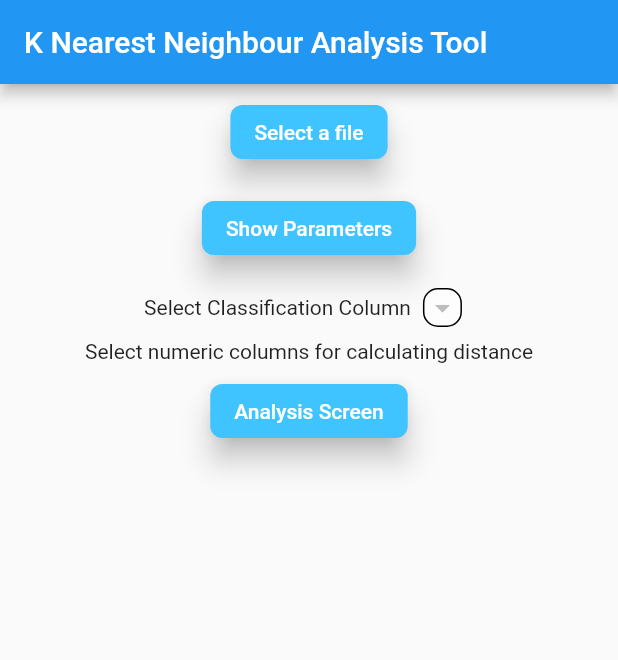
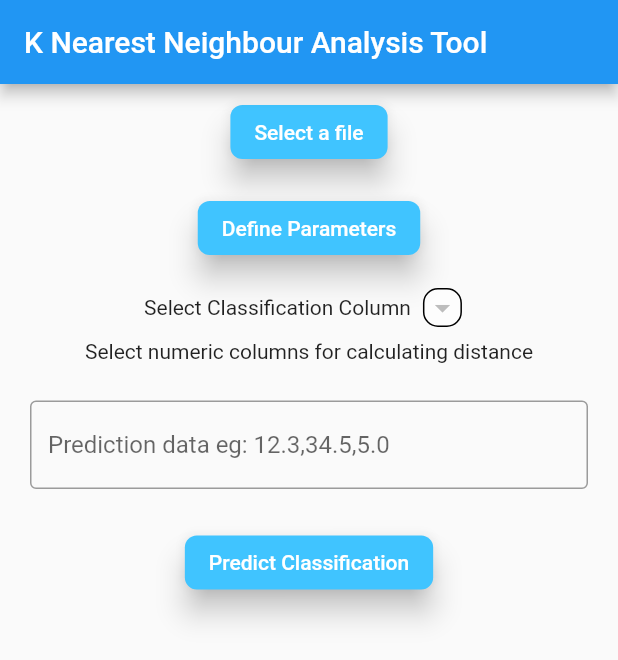
Before and after one commit to phazell-github/knnDart, a Flutter app: the screen it shows after launch, on a phone screen of 412 x 824 dp. Shown: the top 660 px of the screen. Run offline on Flutter 3.47's test engine with Material 2 defaults, Android fonts, the phone set to English and light mode, and no system bars; missing offline and left inert: dart:html.

Commit message:
abandon multiPage

```diff
--- a/lib/pages/analysisPage.dart
+++ b/lib/pages/analysisPage.dart
@@ -49,39 +49,45 @@ class _AnalysisPageState extends State<AnalysisPage> {
     Datum queryDatum = Datum(queryNums, "failed");
     classify(queryDatum, winner.k, datums);
     setState(() {
-      _result = queryDatum.classification;
+      _result = "The optimum K is ${winner.k} with a pass rate of ${winner.passRate()}\n\n" +
+          "Model predicts the following classification: \n" +
+          queryDatum.classification;
     });
   }
 
   @override
   Widget build(BuildContext context) {
-    return new Scaffold(
-        body: Center(
-      child: Column(
-        children: [
-          Container(
+    return Column(
+      children: [
+        Container(
             child: TextField(
               controller: _predictData,
-              decoration: InputDecoration(hintText: 'Data for test sample eg: 12.3,34.5,5.0'),
+              decoration: InputDecoration(hintText: 'Prediction data eg: 12.3,34.5,5.0', border: const OutlineInputBorder(gapPadding: 4.0)),
               maxLength: null,
               maxLines: 1,
             ),
+            margin: const EdgeInsets.fromLTRB(20, 25, 20, 15)),
+        Padding(
+          padding: const EdgeInsets.all(10.0),
+          child: Container(
+            // File Uploader
+            child: MaterialButton(
+              color: Colors.lightBlueAccent,
+              elevation: 8,
+              highlightElevation: 2,
+              shape: RoundedRectangleBorder(
+                borderRadius: BorderRadius.circular(8),
+              ),
+              textColor: Colors.white,
+              child: Text("Predict Classification"),
+              onPressed: () => runKnn(),
+            ),
           ),
-          ButtonBar(
-            alignment: MainAxisAlignment.start,
-            children: [
-              Text("Run KNN Algorithm"),
-              RaisedButton(
-                onPressed: () => runKnn(),
-                child: Icon(Icons.calculate),
-              )
-            ],
-          ),
-          Container(
-            child: Text("Model predicts the following classification: $_result"),
-          )
-        ],
-      ),
-    ));
+        ),
+        Container(
+          child: Text(_result),
+        )
+      ],
+    );
   }
 }
--- a/lib/pages/landingPage.dart
+++ b/lib/pages/landingPage.dart
@@ -132,7 +132,7 @@ class _LandingPage extends State<LandingPage> {
                 borderRadius: BorderRadius.circular(8),
               ),
               textColor: Colors.white,
-              child: Text("Show Parameters"),
+              child: Text("Define Parameters"),
               onPressed: () => _enableShowParamsButton ? getParameters() : null,
             )),
           ),
@@ -161,25 +161,12 @@ class _LandingPage extends State<LandingPage> {
           ),
           Column(children: [
             Text("Select numeric columns for calculating distance"),
-            ..._numericColumns,
+            Row(
+              mainAxisAlignment: MainAxisAlignment.spaceEvenly,
+              children: [..._numericColumns],
+            ),
           ]),
-          Padding(
-            padding: const EdgeInsets.all(8.0),
-            child: Container(
-              // File Uploader
-              child: MaterialButton(
-                color: Colors.lightBlueAccent,
-                elevation: 8,
-                highlightElevation: 2,
-                shape: RoundedRectangleBorder(
-                  borderRadius: BorderRadius.circular(8),
-                ),
-                textColor: Colors.white,
-                child: Text("Analysis Screen"),
-                onPressed: () => moveToAnalysis(),
-              ),
-            ),
-          )
+          AnalysisPage(this._fileContents, this._classificationColumn, this._headers),
         ],
       )),
     );
```
